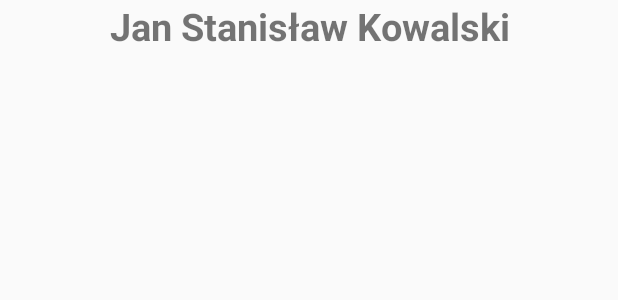
After one commit to peoxnen/YourMobileCV, an Android app: the layout card_header.xml on its own in the app's theme, with its tools: preview values and no code run, on a phone screen of 412 x 824 dp. The commit adds this screen. Shown: the top 300 px of the screen. Run offline under Robolectric (Android 15) with nearby library versions, the phone set to English and light mode, and no system bars.

Commit message:
improve the appearance card with list header

```diff
--- a/app/src/main/java/iview/wsienski/mycv/ui/card/GeneralCard.java
+++ b/app/src/main/java/iview/wsienski/mycv/ui/card/GeneralCard.java
@@ -28,10 +28,7 @@ public class GeneralCard extends CardWithList{
 
     @Override
     protected CardHeader initCardHeader() {
-        CardHeader cardHeader = new CardHeader(getContext());
-       // MyCardHeader cardHeader = new MyCardHeader(getContext());
-        cardHeader.setTitle(getContext().getString(R.string.main_header_name));
-        //cardHeader.setInnerLayout(R.layout.card_header);
+        MyCardHeader cardHeader = new MyCardHeader(getContext());
         return cardHeader;
     }
 
--- /dev/null
+++ b/app/src/main/res/layout/card_header.xml
@@ -0,0 +1,26 @@
+<!-- This is the Header Layout -->
+
+<RelativeLayout xmlns:android="http://schemas.android.com/apk/res/android"
+    android:layout_width="match_parent"
+    android:layout_height="wrap_content"
+    android:layout_alignParentTop="true"
+    android:layout_alignParentLeft="true"
+    style="@style/card.native.header_compound_view">
+
+    <TextView
+        android:gravity="center"
+        android:textSize="@dimen/text_very_large"
+        android:textStyle="bold"
+        android:layout_width="match_parent"
+        android:layout_height="wrap_content"
+        android:text="@string/main_header_name"/>
+    <!-- This is the Inner Content Header which you can populate runtime
+         with setupInnerViewElements(android.view.ViewGroup, android.view.View) method in CardHeader class. -->
+    <FrameLayout
+        android:id="@+id/card_header_inner_frame"
+        style="@style/card.native.header_inner_frame"
+        android:layout_width="match_parent"
+        android:layout_height="wrap_content"
+        />
+
+</RelativeLayout>
--- a/app/src/main/res/layout/fragment_general.xml
+++ b/app/src/main/res/layout/fragment_general.xml
@@ -9,7 +9,6 @@
 
     <it.gmariotti.cardslib.library.view.CardViewNative
         android:id="@+id/card_general"
-        card:card_layout_resourceID="@layout/native_cardwithlist_layout"
         android:layout_width="match_parent"
         android:layout_height="wrap_content"
         android:layout_marginLeft="12dp"
--- a/app/src/main/res/values/dimens.xml
+++ b/app/src/main/res/values/dimens.xml
@@ -6,4 +6,6 @@
     <dimen name="activity_horizontal_margin">16dp</dimen>
     <dimen name="activity_vertical_margin">16dp</dimen>
     <dimen name="fab_margin">16dp</dimen>
+    <dimen name="text_large">20sp</dimen>
+    <dimen name="text_very_large">25sp</dimen>
 </resources>
```
Also changed, not shown: app/src/main/java/iview/wsienski/mycv/ui/card/MyCardHeader.java (added, +23 -0 lines), app/src/main/res/layout/card_general_inner.xml (+4 -6 lines).
